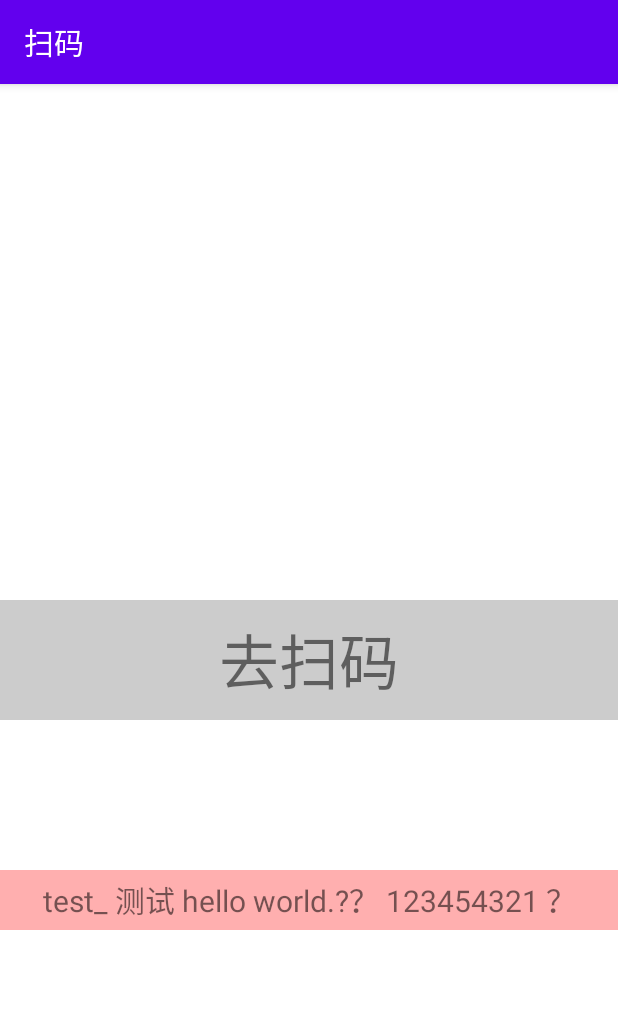
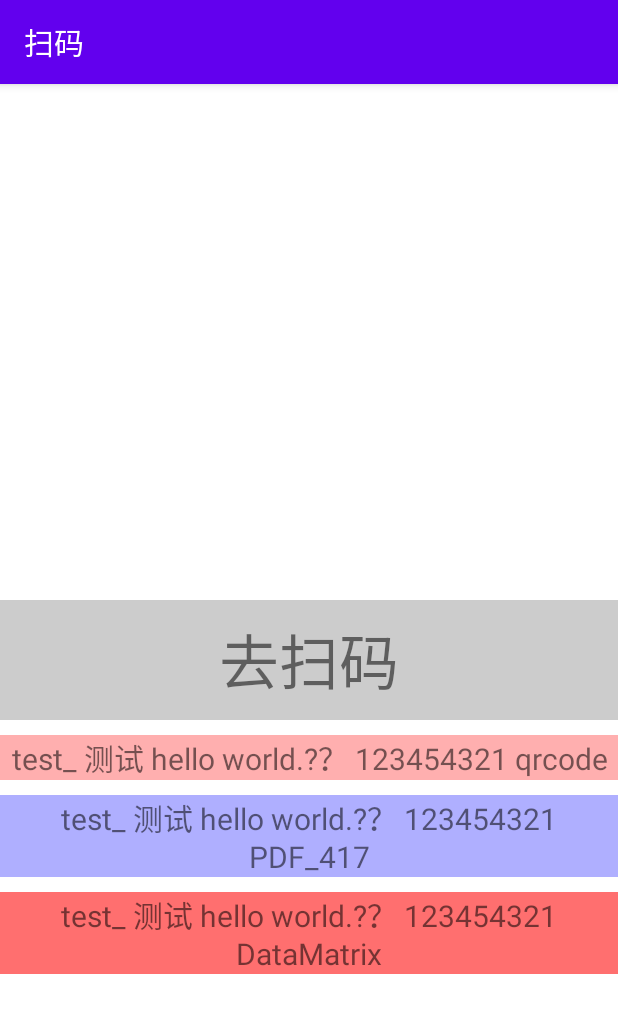
Before and after one commit to mengzhinan/zxing_test, an Android app: the screen it shows after launch (MainActivity), on a phone screen of 412 x 824 dp. Shown: the top 1013 px of the screen. Run offline under Robolectric (Android 15) with nearby library versions, the phone set to English and light mode, and no system bars.

Commit message:
配置二维码生成

```diff
--- a/app/src/main/java/com/duke/zxing_test/MainActivity.kt
+++ b/app/src/main/java/com/duke/zxing_test/MainActivity.kt
@@ -12,21 +12,42 @@ import com.google.zxing.client.android.encode.EncodeActivity
 class MainActivity : AppCompatActivity() {
 
     private var tvScan: TextView? = null
-    private var tvProductCode: TextView? = null
+    private var tvProductCodeQRCode: TextView? = null
+    private var tvProductCodePDF417: TextView? = null
+    private var tvProductCodeDataMatrix: TextView? = null
+
 
     override fun onCreate(savedInstanceState: Bundle?) {
         super.onCreate(savedInstanceState)
         setContentView(R.layout.activity_main)
 
         tvScan = findViewById(R.id.tv_scan)
-        tvProductCode = findViewById(R.id.tv_product_code)
+        tvProductCodeQRCode = findViewById(R.id.tv_product_code_qrcode)
+        tvProductCodePDF417 = findViewById(R.id.tv_product_code_pdf_417)
+        tvProductCodeDataMatrix = findViewById(R.id.tv_product_code_data_matrix)
 
         tvScan?.setOnClickListener {
             scan()
         }
 
-        tvProductCode?.setOnClickListener {
+        tvProductCodeQRCode?.setOnClickListener {
+            val data = tvProductCodeQRCode?.text?.toString() ?: "无"
             val intent = Intent(this, EncodeActivity::class.java)
+            EncodeActivity.setIntentQRCode(intent, data)
+            startActivity(intent)
+        }
+
+        tvProductCodePDF417?.setOnClickListener {
+            val data = tvProductCodePDF417?.text?.toString() ?: "无"
+            val intent = Intent(this, EncodeActivity::class.java)
+            EncodeActivity.setIntentPDF417(intent, data)
+            startActivity(intent)
+        }
+
+        tvProductCodeDataMatrix?.setOnClickListener {
+            val data = tvProductCodeDataMatrix?.text?.toString() ?: "无"
+            val intent = Intent(this, EncodeActivity::class.java)
+            EncodeActivity.setIntentDataMatrix(intent, data)
             startActivity(intent)
         }
 
@@ -52,4 +73,5 @@ class MainActivity : AppCompatActivity() {
         startActivity(intent)
 
     }
+
 }
--- a/app/src/main/res/layout/activity_main.xml
+++ b/app/src/main/res/layout/activity_main.xml
@@ -20,17 +20,45 @@
         app:layout_constraintTop_toTopOf="parent" />
 
     <TextView
-        android:id="@+id/tv_product_code"
+        android:id="@+id/tv_product_code_qrcode"
         android:layout_width="match_parent"
-        android:layout_height="40dp"
-        android:layout_marginTop="100dp"
+        android:layout_height="wrap_content"
+        android:layout_marginTop="10dp"
         android:background="#50ff0000"
         android:gravity="center"
-        android:text="test_ 测试 hello world.?？ 123454321 ？"
+        android:text="test_ 测试 hello world.?？ 123454321 qrcode"
         android:textAllCaps="false"
         android:textSize="20sp"
         app:layout_constraintLeft_toLeftOf="parent"
         app:layout_constraintRight_toRightOf="parent"
         app:layout_constraintTop_toBottomOf="@+id/tv_scan" />
 
+    <TextView
+        android:id="@+id/tv_product_code_pdf_417"
+        android:layout_width="match_parent"
+        android:layout_height="wrap_content"
+        android:layout_marginTop="10dp"
+        android:background="#500000ff"
+        android:gravity="center"
+        android:text="test_ 测试 hello world.?？ 123454321 PDF_417"
+        android:textAllCaps="false"
+        android:textSize="20sp"
+        app:layout_constraintLeft_toLeftOf="parent"
+        app:layout_constraintRight_toRightOf="parent"
+        app:layout_constraintTop_toBottomOf="@+id/tv_product_code_qrcode" />
+
+    <TextView
+        android:id="@+id/tv_product_code_data_matrix"
+        android:layout_width="match_parent"
+        android:layout_height="wrap_content"
+        android:layout_marginTop="10dp"
+        android:background="#90ff0000"
+        android:gravity="center"
+        android:text="test_ 测试 hello world.?？ 123454321 DataMatrix"
+        android:textAllCaps="false"
+        android:textSize="20sp"
+        app:layout_constraintLeft_toLeftOf="parent"
+        app:layout_constraintRight_toRightOf="parent"
+        app:layout_constraintTop_toBottomOf="@+id/tv_product_code_pdf_417" />
+
 </androidx.constraintlayout.widget.ConstraintLayout>
--- a/zxing/src/main/res/layout/encode.xml
+++ b/zxing/src/main/res/layout/encode.xml
@@ -26,9 +26,10 @@
 
     <ImageView
         android:id="@+id/image_view"
-        android:layout_width="fill_parent"
+        android:layout_width="wrap_content"
         android:layout_height="wrap_content"
         android:layout_gravity="center_horizontal"
+        android:adjustViewBounds="true"
         android:scaleType="center"
         tools:ignore="ContentDescription" />
 
--- a/zxing/src/main/res/values/colors.xml
+++ b/zxing/src/main/res/values/colors.xml
@@ -15,7 +15,7 @@
  -->
 <resources>
     <color name="contents_text">#ff000000</color>
-    <color name="encode_view">#ffffffff</color>
+    <color name="encode_view">#cccccc</color>
     <color name="possible_result_points">#c0ffbd21</color> <!-- Android standard ICS color -->
     <color name="result_minor_text">#ffc0c0c0</color>
     <color name="result_points">#c099cc00</color> <!-- Android standard ICS color -->
```
Also changed, not shown: zxing/src/main/java/com/google/zxing/client/android/encode/EncodeActivity.java (+40 -6 lines).
